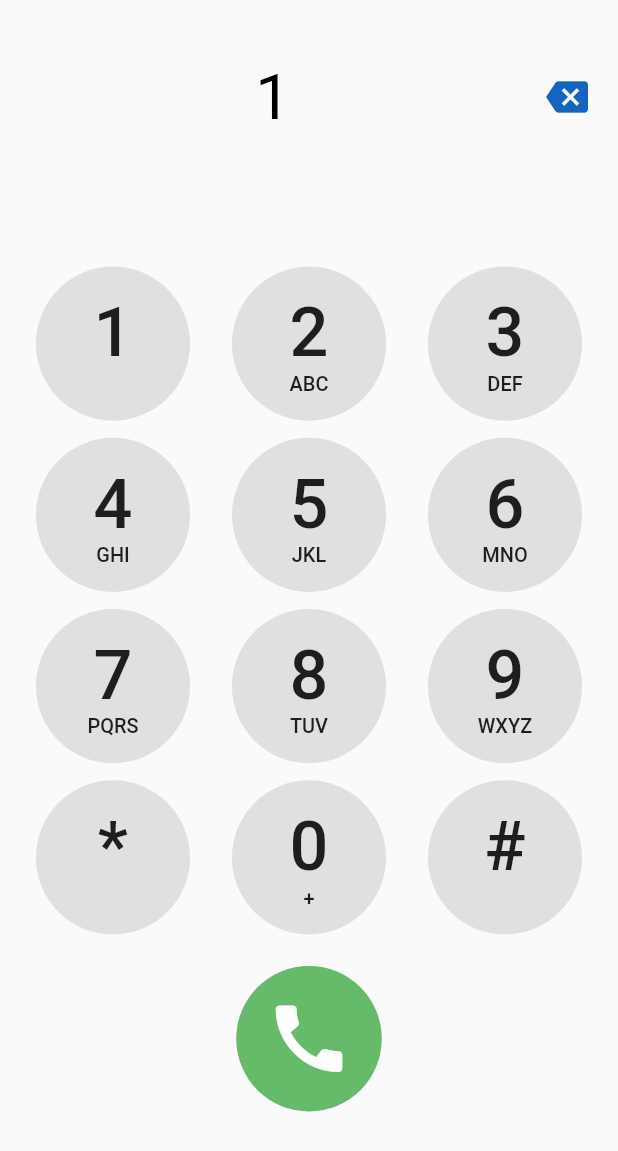
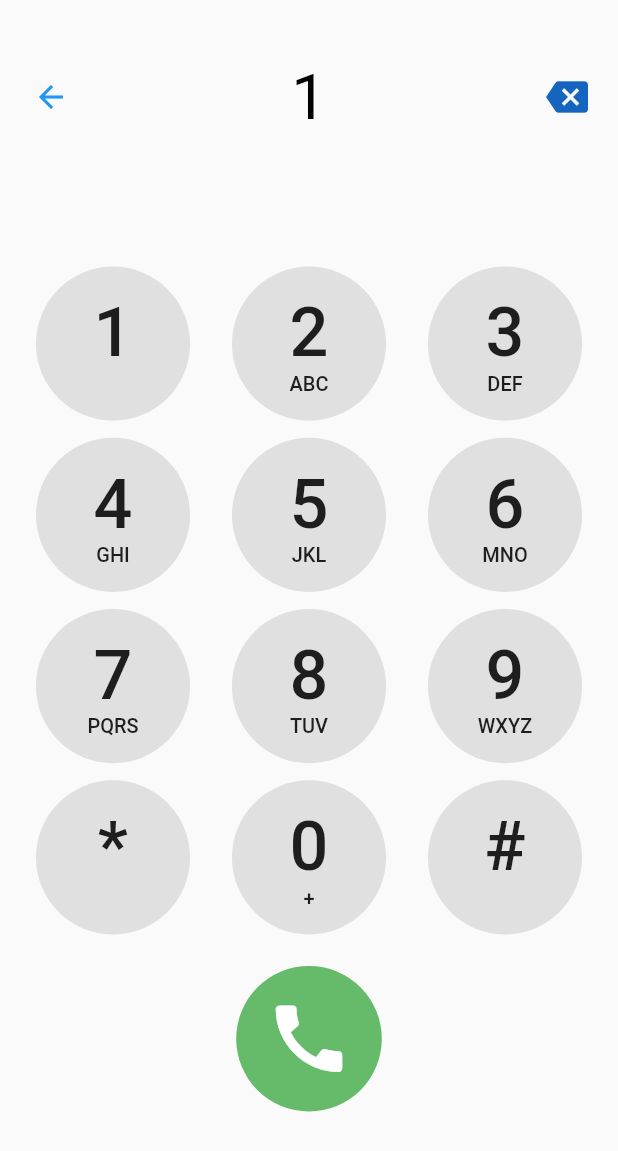
Before and after one commit to mceck/stupid-ios, a Flutter app: the FakeDialer screen opened directly, after a tap on an icon or button, on a phone screen of 412 x 824 dp. Shown: the top 1151 px of the screen. Run offline on Flutter 3.47's test engine with Material 2 defaults, Android fonts, the phone set to English and light mode, and no system bars; our stand-ins replace flutter_highlight.

Commit message:
add back button to dialer

```diff
--- a/lib/screens/dialer/FakeDialer.dart
+++ b/lib/screens/dialer/FakeDialer.dart
@@ -18,6 +18,7 @@ class _FakeDialerState extends State<FakeDialer> {
             Row(
               mainAxisAlignment: MainAxisAlignment.center,
               children: [
+                BackButton(color: Colors.blue),
                 Expanded(
                   child: Text(
                     number,
```
